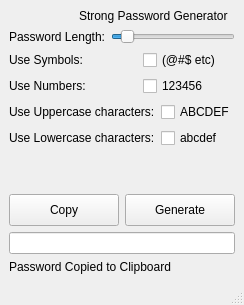
Above: qtgui/mainwindow.ui from Antidote1911/shuffle before the change. Below: the same form after it.
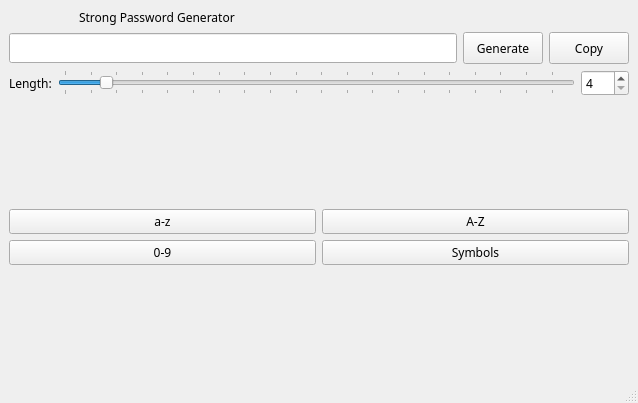
That is the form after the change. Icons and pictures are not drawn.

The edit to the form file:
```diff
--- a/qtgui/mainwindow.ui
+++ b/qtgui/mainwindow.ui
@@ -5,18 +5,32 @@
   <property name="enabled">
    <bool>true</bool>
   </property>
+  <property name="geometry">
+   <rect>
+    <x>0</x>
+    <y>0</y>
+    <width>638</width>
+    <height>403</height>
+   </rect>
+  </property>
   <property name="sizePolicy">
    <sizepolicy hsizetype="MinimumExpanding" vsizetype="MinimumExpanding">
     <horstretch>0</horstretch>
     <verstretch>0</verstretch>
    </sizepolicy>
   </property>
+  <property name="font">
+   <font>
+    <family>Titillium Web</family>
+    <pointsize>9</pointsize>
+    <italic>false</italic>
+    <bold>false</bold>
+    <strikeout>false</strikeout>
+   </font>
+  </property>
   <property name="windowTitle">
    <string>Strong Password Generator</string>
   </property>
-  <property name="styleSheet">
-   <string notr="true">font: 9pt &quot;Titillium Web&quot;;</string>
-  </property>
   <property name="locale">
    <locale language="English" country="UnitedStates"/>
   </property>
@@ -27,7 +41,7 @@
      <verstretch>1</verstretch>
     </sizepolicy>
    </property>
-   <layout class="QVBoxLayout" name="verticalLayout">
+   <layout class="QVBoxLayout" name="verticalLayout_3">
     <item>
      <layout class="QHBoxLayout" name="layout_header">
       <property name="spacing">
@@ -71,19 +85,79 @@
      </layout>
     </item>
     <item>
-     <layout class="QVBoxLayout" name="layout_main">
+     <layout class="QVBoxLayout" name="verticalLayout_2">
       <item>
-       <layout class="QHBoxLayout" name="length_layout">
+       <layout class="QHBoxLayout" name="horizontalLayout">
+        <item>
+         <widget class="QLineEdit" name="passwordEdit">
+          <property name="font">
+           <font>
+            <family>Titillium Web</family>
+            <pointsize>11</pointsize>
+            <italic>false</italic>
+            <bold>false</bold>
+           </font>
+          </property>
+          <property name="alignment">
+           <set>Qt::AlignmentFlag::AlignLeading|Qt::AlignmentFlag::AlignLeft|Qt::AlignmentFlag::AlignVCenter</set>
+          </property>
+         </widget>
+        </item>
+        <item>
+         <widget class="QPushButton" name="btn_generate">
+          <property name="sizePolicy">
+           <sizepolicy hsizetype="Preferred" vsizetype="Preferred">
+            <horstretch>0</horstretch>
+            <verstretch>0</verstretch>
+           </sizepolicy>
+          </property>
+          <property name="minimumSize">
+           <size>
+            <width>0</width>
+            <height>32</height>
+           </size>
+          </property>
+          <property name="styleSheet">
+           <string>font: 11pt &quot;Titillium Web&quot;;</string>
+          </property>
+          <property name="text">
+           <string>Generate</string>
+          </property>
+         </widget>
+        </item>
+        <item>
+         <widget class="QPushButton" name="btn_copy">
+          <property name="sizePolicy">
+           <sizepolicy hsizetype="Preferred" vsizetype="Preferred">
+            <horstretch>0</horstretch>
+            <verstretch>0</verstretch>
+           </sizepolicy>
+          </property>
+          <property name="styleSheet">
+           <string notr="true">font: 11pt &quot;Titillium Web&quot;;</string>
+          </property>
+          <property name="text">
+           <string>Copy</string>
+          </property>
+         </widget>
+        </item>
+       </layout>
+      </item>
+      <item>
+       <layout class="QHBoxLayout" name="horizontalLayout_2">
         <item>
          <widget class="QLabel" name="lb_pslength">
           <property name="styleSheet">
            <string>font: 11pt &quot;Titillium Web&quot;;</string>
           </property>
           <property name="text">
-           <string>Password Length:</string>
+           <string>Length:</string>
           </property>
          </widget>
         </item>
+        <item>
+         <layout class="QVBoxLayout" name="verticalLayout"/>
+        </item>
         <item>
          <widget class="QSlider" name="horizontalSlider">
           <property name="minimum">
@@ -98,138 +172,25 @@
           <property name="orientation">
            <enum>Qt::Orientation::Horizontal</enum>
           </property>
-         </widget>
-        </item>
-       </layout>
-      </item>
-      <item>
-       <layout class="QHBoxLayout" name="symbols_layout">
-        <item>
-         <widget class="QLabel" name="lb_pssymbols">
-          <property name="styleSheet">
-           <string>font: 11pt &quot;Titillium Web&quot;;</string>
+          <property name="invertedAppearance">
+           <bool>false</bool>
           </property>
-          <property name="text">
-           <string>Use Symbols:</string>
+          <property name="invertedControls">
+           <bool>false</bool>
           </property>
-         </widget>
-        </item>
-        <item>
-         <widget class="QCheckBox" name="cb_pssymbols">
-          <property name="maximumSize">
-           <size>
-            <width>92</width>
-            <height>16777215</height>
-           </size>
+          <property name="tickPosition">
+           <enum>QSlider::TickPosition::TicksBothSides</enum>
           </property>
-          <property name="styleSheet">
-           <string>font: 11pt &quot;Titillium Web&quot;;</string>
-          </property>
-          <property name="text">
-           <string>(@#$ etc)</string>
-          </property>
-          <attribute name="buttonGroup">
-           <string notr="true">optionsButtons</string>
-          </attribute>
          </widget>
         </item>
-       </layout>
-      </item>
-      <item>
-       <layout class="QHBoxLayout" name="numbers_layout">
         <item>
-         <widget class="QLabel" name="lb_psnumbers">
-          <property name="styleSheet">
-           <string>font: 11pt &quot;Titillium Web&quot;;</string>
+         <widget class="QSpinBox" name="spinBox">
+          <property name="minimum">
+           <number>4</number>
           </property>
-          <property name="text">
-           <string>Use Numbers:</string>
+          <property name="maximum">
+           <number>200</number>
           </property>
-         </widget>
-        </item>
-        <item>
-         <widget class="QCheckBox" name="cb_psnumbers">
-          <property name="maximumSize">
-           <size>
-            <width>92</width>
-            <height>16777215</height>
-           </size>
-          </property>
-          <property name="styleSheet">
-           <string>font: 11pt &quot;Titillium Web&quot;;</string>
-          </property>
-          <property name="text">
-           <string>123456</string>
-          </property>
-          <attribute name="buttonGroup">
-           <string notr="true">optionsButtons</string>
-          </attribute>
-         </widget>
-        </item>
-       </layout>
-      </item>
-      <item>
-       <layout class="QHBoxLayout" name="uppercase_layout">
-        <item>
-         <widget class="QLabel" name="lb_psuppercase">
-          <property name="styleSheet">
-           <string>font: 11pt &quot;Titillium Web&quot;;</string>
-          </property>
-          <property name="text">
-           <string>Use Uppercase characters:</string>
-          </property>
-         </widget>
-        </item>
-        <item>
-         <widget class="QCheckBox" name="cb_psuppercase">
-          <property name="maximumSize">
-           <size>
-            <width>92</width>
-            <height>16777215</height>
-           </size>
-          </property>
-          <property name="styleSheet">
-           <string>font: 11pt &quot;Titillium Web&quot;;</string>
-          </property>
-          <property name="text">
-           <string>ABCDEF</string>
-          </property>
-          <attribute name="buttonGroup">
-           <string notr="true">optionsButtons</string>
-          </attribute>
-         </widget>
-        </item>
-       </layout>
-      </item>
-      <item>
-       <layout class="QHBoxLayout" name="lowercase_layout">
-        <item>
-         <widget class="QLabel" name="lb_pslowercase">
-          <property name="styleSheet">
-           <string>font: 11pt &quot;Titillium Web&quot;;</string>
-          </property>
-          <property name="text">
-           <string>Use Lowercase characters:</string>
-          </property>
-         </widget>
-        </item>
-        <item>
-         <widget class="QCheckBox" name="cb_pslowercase">
-          <property name="maximumSize">
-           <size>
-            <width>92</width>
-            <height>16777215</height>
-           </size>
-          </property>
-          <property name="styleSheet">
-           <string>font: 11pt &quot;Titillium Web&quot;;</string>
-          </property>
-          <property name="text">
-           <string>abcdef</string>
-          </property>
-          <attribute name="buttonGroup">
-           <string notr="true">optionsButtons</string>
-          </attribute>
          </widget>
         </item>
        </layout>
@@ -250,63 +211,73 @@
      </spacer>
     </item>
     <item>
-     <layout class="QHBoxLayout" name="layout_generate">
-      <item>
-       <widget class="QPushButton" name="btn_copy">
-        <property name="sizePolicy">
-         <sizepolicy hsizetype="Preferred" vsizetype="Preferred">
-          <horstretch>0</horstretch>
-          <verstretch>0</verstretch>
-         </sizepolicy>
+     <layout class="QGridLayout" name="gridLayout">
+      <item row="0" column="1">
+       <widget class="QPushButton" name="pushUpper">
+        <property name="text">
+         <string>A-Z</string>
         </property>
-        <property name="styleSheet">
-         <string notr="true">font: 11pt &quot;Titillium Web&quot;;</string>
+        <property name="checkable">
+         <bool>true</bool>
         </property>
-        <property name="text">
-         <string>Copy</string>
+        <property name="flat">
+         <bool>false</bool>
         </property>
        </widget>
       </item>
-      <item>
-       <widget class="QPushButton" name="btn_generate">
-        <property name="sizePolicy">
-         <sizepolicy hsizetype="Preferred" vsizetype="Preferred">
-          <horstretch>0</horstretch>
-          <verstretch>0</verstretch>
-         </sizepolicy>
+      <item row="1" column="0">
+       <widget class="QPushButton" name="pushNumbers">
+        <property name="text">
+         <string>0-9</string>
         </property>
-        <property name="minimumSize">
-         <size>
-          <width>0</width>
-          <height>32</height>
-         </size>
+        <property name="checkable">
+         <bool>true</bool>
         </property>
-        <property name="styleSheet">
-         <string>font: 11pt &quot;Titillium Web&quot;;</string>
+        <attribute name="buttonGroup">
+         <string notr="true">optionsButtons</string>
+        </attribute>
+       </widget>
+      </item>
+      <item row="0" column="0">
+       <widget class="QPushButton" name="pushLower">
+        <property name="text">
+         <string>a-z</string>
         </property>
+        <property name="checkable">
+         <bool>true</bool>
+        </property>
+        <attribute name="buttonGroup">
+         <string notr="true">optionsButtons</string>
+        </attribute>
+       </widget>
+      </item>
+      <item row="1" column="1">
+       <widget class="QPushButton" name="pushSymbols">
         <property name="text">
-         <string>Generate</string>
+         <string>Symbols</string>
         </property>
+        <property name="checkable">
+         <bool>true</bool>
+        </property>
+        <attribute name="buttonGroup">
+         <string notr="true">optionsButtons</string>
+        </attribute>
        </widget>
       </item>
      </layout>
     </item>
     <item>
-     <widget class="QLineEdit" name="passwordEdit">
-      <property name="alignment">
-       <set>Qt::AlignmentFlag::AlignCenter</set>
+     <spacer name="verticalSpacer_2">
+      <property name="orientation">
+       <enum>Qt::Orientation::Vertical</enum>
       </property>
-     </widget>
-    </item>
-    <item>
-     <widget class="QLabel" name="lb_status">
-      <property name="enabled">
-       <bool>true</bool>
+      <property name="sizeHint" stdset="0">
+       <size>
+        <width>20</width>
+        <height>40</height>
+       </size>
       </property>
-      <property name="text">
-       <string>Password Copied to Clipboard</string>
-      </property>
-     </widget>
+     </spacer>
     </item>
    </layout>
   </widget>
```
Left out of the diff: 7 changed lines with no effect on the pictures.
